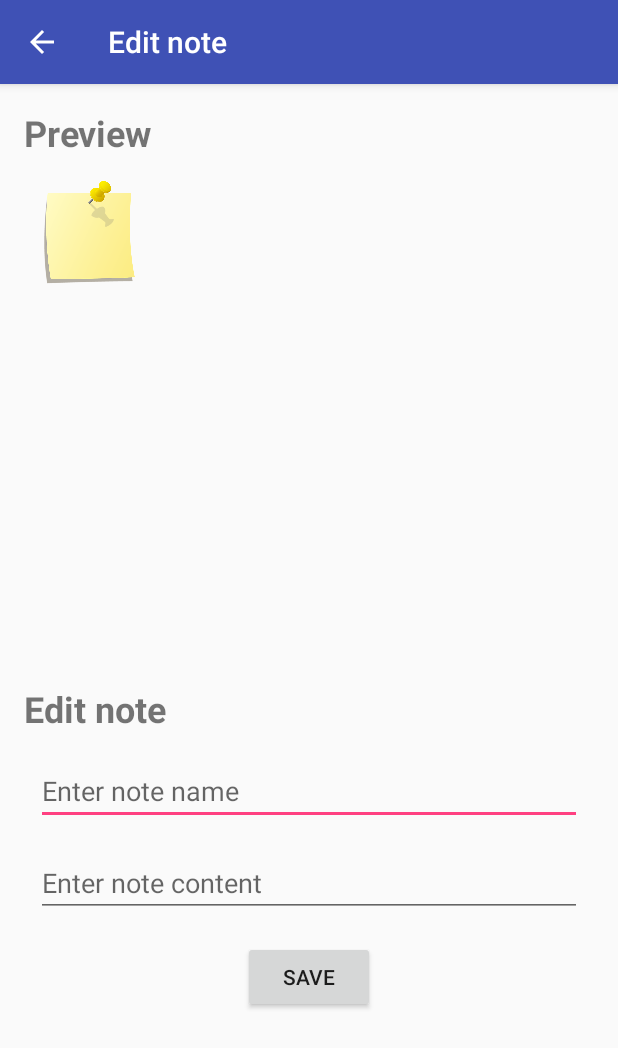
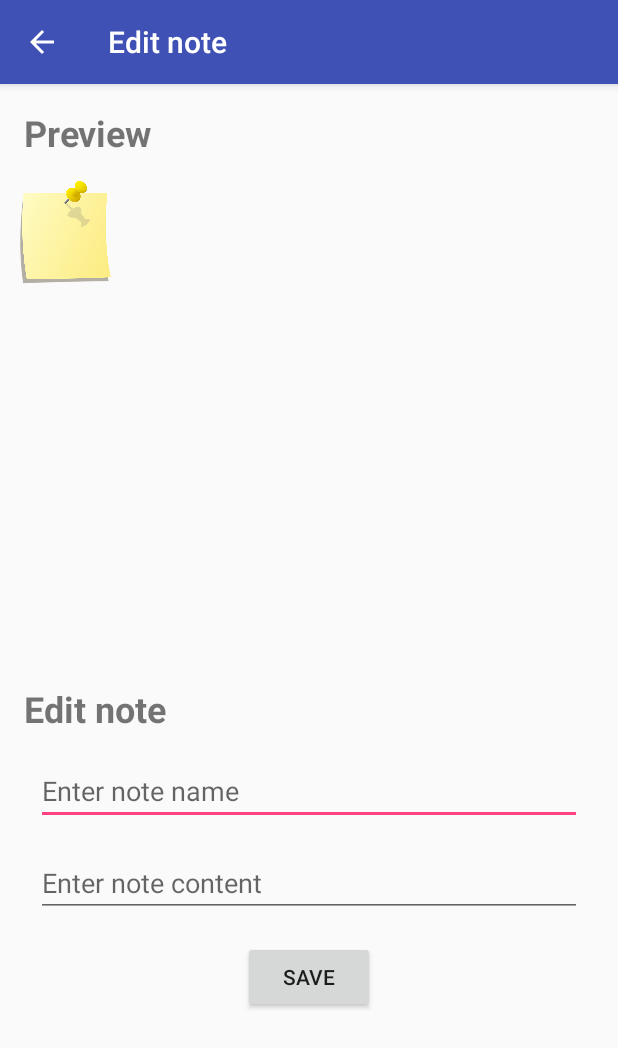
Before and after one commit to fr0zen87/SberLessons, an Android app: the EditActivity screen opened directly, with no data from a screen before it, on a phone screen of 412 x 824 dp. Shown: the top 1048 px of the screen. Run offline under Robolectric (Android 15) with nearby library versions, the phone set to English and light mode, and no system bars.

Commit message:
changes in lesson 9

```diff
--- a/lesson9/src/main/AndroidManifest.xml
+++ b/lesson9/src/main/AndroidManifest.xml
@@ -27,7 +27,7 @@
             android:label="Add note"
             android:parentActivityName=".MainActivity" />
         <activity
-            android:name=".PropertiesActivity"
+            android:name=".SettingsActivity"
             android:label="Settings"
             android:parentActivityName=".MainActivity" />
     </application>
--- a/lesson9/src/main/res/layout/activity_edit.xml
+++ b/lesson9/src/main/res/layout/activity_edit.xml
@@ -10,11 +10,13 @@
         android:id="@+id/textView2"
         android:layout_width="wrap_content"
         android:layout_height="wrap_content"
+        android:layout_marginBottom="16dp"
         android:layout_marginStart="16dp"
         android:layout_marginTop="16dp"
         android:text="@string/preview"
         android:textSize="24sp"
         android:textStyle="bold"
+        app:layout_constraintBottom_toTopOf="@+id/fr_view"
         app:layout_constraintStart_toStartOf="parent"
         app:layout_constraintTop_toTopOf="parent" />
 
--- a/lesson9/src/main/res/layout/list_item.xml
+++ b/lesson9/src/main/res/layout/list_item.xml
@@ -3,15 +3,13 @@
     xmlns:app="http://schemas.android.com/apk/res-auto"
     xmlns:tools="http://schemas.android.com/tools"
     android:layout_width="match_parent"
-    android:layout_height="wrap_content">
+    android:layout_height="wrap_content"
+    android:layout_margin="8dp">
 
     <ImageView
         android:id="@+id/note_image"
         android:layout_width="70dp"
         android:layout_height="70dp"
-        android:layout_marginStart="16dp"
-        android:layout_marginTop="16dp"
-        android:layout_marginBottom="16dp"
         android:contentDescription="@string/note_image"
         app:layout_constraintStart_toStartOf="parent"
         app:layout_constraintTop_toTopOf="parent"
@@ -32,7 +30,6 @@
         android:layout_height="wrap_content"
         android:layout_marginEnd="16dp"
         android:layout_marginStart="16dp"
-        android:layout_marginTop="16dp"
         app:layout_constraintEnd_toStartOf="@+id/note_date"
         app:layout_constraintHorizontal_chainStyle="spread"
         app:layout_constraintStart_toEndOf="@+id/barrier"
@@ -43,8 +40,7 @@
         android:id="@+id/note_date"
         android:layout_width="wrap_content"
         android:layout_height="wrap_content"
-        android:layout_marginEnd="16dp"
-        android:layout_marginTop="16dp"
+        android:layout_marginEnd="8dp"
         app:layout_constraintEnd_toEndOf="parent"
         app:layout_constraintTop_toTopOf="parent"
         tools:text="Date" />
@@ -52,8 +48,8 @@
     <TextView
         android:id="@+id/note_content"
         android:layout_width="0dp"
-        android:layout_height="19dp"
-        android:layout_marginEnd="16dp"
+        android:layout_height="wrap_content"
+        android:layout_marginEnd="8dp"
         android:layout_marginStart="16dp"
         android:layout_marginTop="16dp"
         app:layout_constraintEnd_toEndOf="parent"
--- a/lesson9/src/main/res/values/arrays.xml
+++ b/lesson9/src/main/res/values/arrays.xml
@@ -8,10 +8,10 @@
         <item>Полужирный+Курсив</item>
     </string-array>
 
-    <integer-array name="text_size">
+    <string-array name="text_size">
         <item>10</item>
         <item>14</item>
         <item>18</item>
-    </integer-array>
+    </string-array>
 
 </resources>
--- a/lesson9/src/main/res/xml/preferences.xml
+++ b/lesson9/src/main/res/xml/preferences.xml
@@ -5,7 +5,7 @@
         android:key="text_size"
         android:title="Размер шрифта"
         android:summary="Устанавливает размер шрифта"
-        android:defaultValue="1"
+        android:defaultValue="14"
         android:entries="@array/text_size"
         android:entryValues="@array/text_size"
         android:dialogTitle="Выберите размер шрифта" />
@@ -14,7 +14,7 @@
         android:key="text_style"
         android:title="Стиль для шрифта"
         android:summary="Устанавливает стиль для шрифта"
-        android:defaultValue="1"
+        android:defaultValue="Обычный"
         android:entries="@array/text_style"
         android:entryValues="@array/text_style"
         android:dialogTitle="Выберите стиль для шрифта" />
```
Also changed, not shown: lesson9/src/main/java/com/example/lesson9/MainActivity.java (+18 -9 lines), lesson9/src/main/java/com/example/lesson9/PropertiesActivity.java (deleted, +0 -13 lines), lesson9/src/main/java/com/example/lesson9/SettingsActivity.java (added, +29 -0 lines), lesson9/src/main/java/com/example/lesson9/adapters/MyNotesAdapter.java (+19 -6 lines), lesson9/src/main/res/layout/activity_settings.xml (added, +7 -0 lines).
